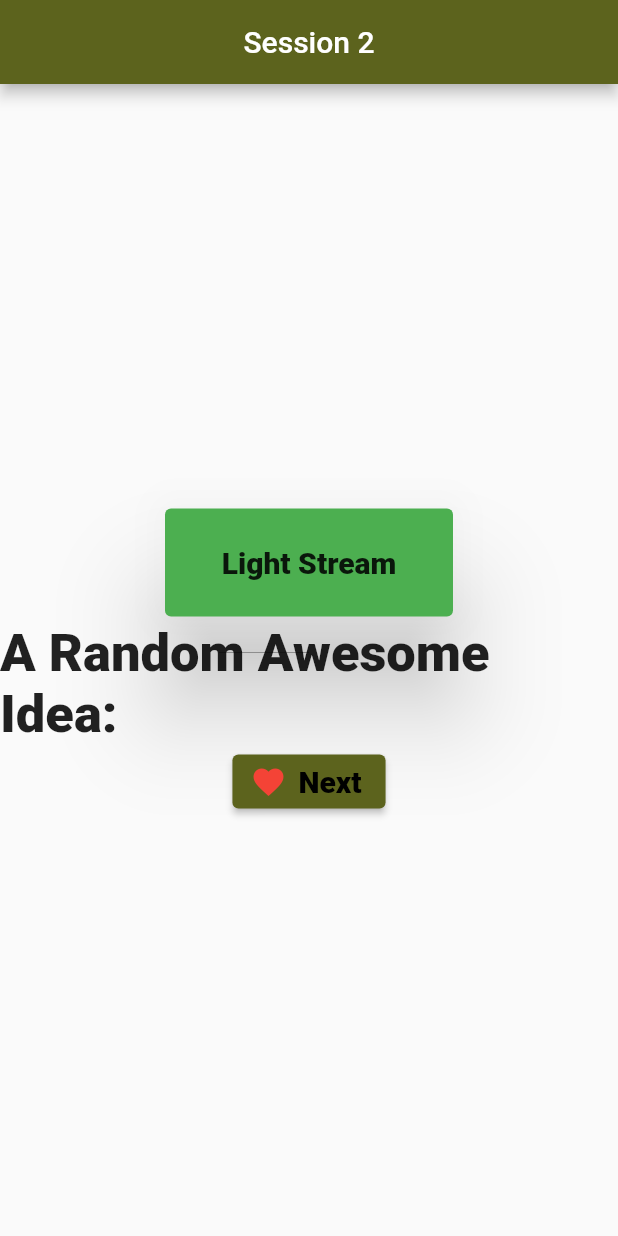
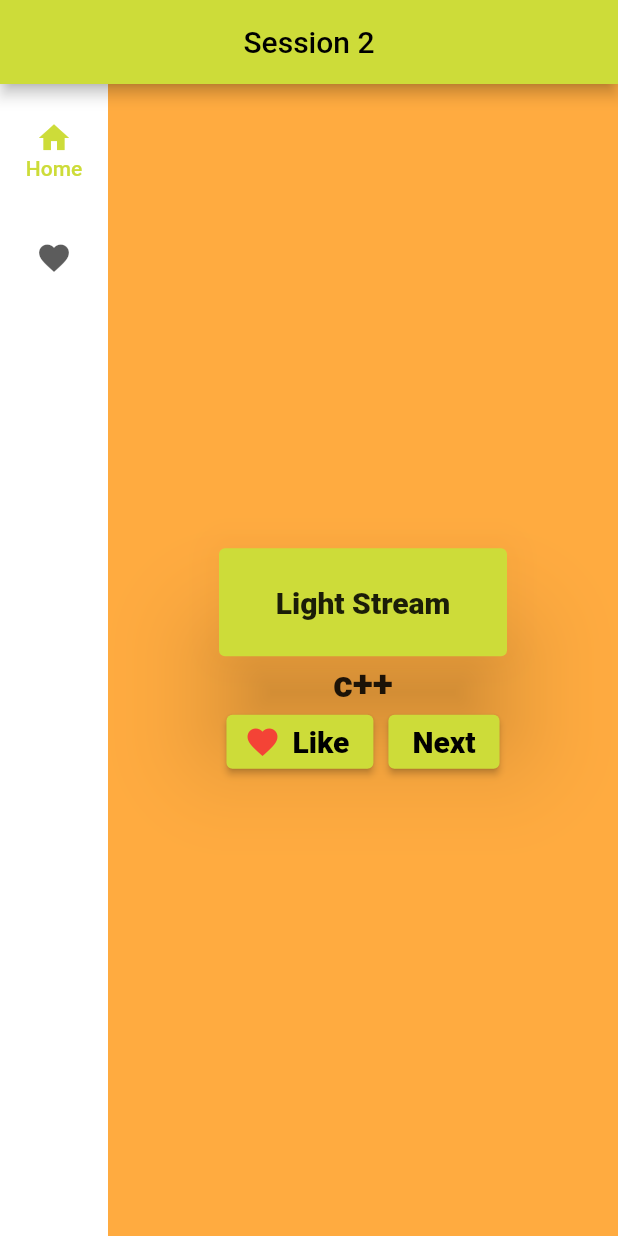
Before and after one commit to ParthZignuts/session_1, a Flutter app: the screen it shows after launch, on a phone screen of 412 x 824 dp. Run offline on Flutter 3.47's test engine with Material 2 defaults, Android fonts, the phone set to English and light mode, and no system bars.

Commit message:
Adding Some Features NavigationRail and Maping the List element which is Favorite

```diff
--- a/lib/screens/session_2.dart
+++ b/lib/screens/session_2.dart
@@ -1,6 +1,5 @@
 import 'package:flutter/material.dart';
-import 'package:like_button/like_button.dart';
-import 'package:session_1/main.dart';
+import 'dart:collection';
 
 class Session2 extends StatefulWidget {
   @override
@@ -9,49 +8,51 @@ class Session2 extends StatefulWidget {
 
 class _Session2State extends State<Session2> {
   bool likeState = false;
+  var selectedIndex = 0;
+  var names = ['Java', 'Flutter', 'Dart', 'c', 'react', 'js', 'node'];
+  var favoriteItems = [];
+
+  String txtNames = 'c++';
+  int counter = 0;
 
   @override
   Widget build(BuildContext context) {
-    return MaterialApp(
-      theme: ThemeData(
-        // primarySwatch: Colors.lime,
-        colorScheme: ColorScheme.fromSeed(seedColor: Colors.lime),
-      ),
-
-      debugShowCheckedModeBanner: false,
-      // This line is used for desable the debug banner
-      title: "Session 2",
-      home: Scaffold(
-        appBar: AppBar(
-          centerTitle: true,
-          title: Text("Session 2"),
-        ),
-        body: Center(
+    //List Containing Widgets To show on Cliking of Navigation Rail
+    List<Widget> likePage = [
+      //This is for Home Page
+      Container(
+        alignment: Alignment.center,
+        color: Colors.orangeAccent,
         child: Column(
           mainAxisAlignment: MainAxisAlignment.center,
           children: [
             Container(
               decoration: BoxDecoration(
-                    borderRadius: BorderRadius.all(Radius.circular(20))),
+                borderRadius: BorderRadius.all(Radius.circular(20)),
+              ),
               height: 80,
               width: 200,
               child: Card(
                 child: Center(
                   child: Text(
                     "Light Stream",
-                      style:
-                          TextStyle(fontSize: 20, fontWeight: FontWeight.w900),
+                    style: TextStyle(fontSize: 20, fontWeight: FontWeight.w900),
                   ),
                 ),
-                  color: Colors.green,
+                color: Colors.lime,
                 shadowColor: Colors.black,
                 elevation: 30,
               ),
             ),
-              Text(
-                "A Random Awesome Idea:",
-                style: TextStyle(fontWeight: FontWeight.w900, fontSize: 35),
+            Flexible(
+              child: Text(
+                txtNames,
+                style: TextStyle(fontWeight: FontWeight.w900, fontSize: 25),
               ),
+            ),
+            Row(
+              mainAxisAlignment: MainAxisAlignment.center,
+              children: [
                 ElevatedButton.icon(
                   icon: Icon(
                     Icons.favorite,
@@ -60,10 +61,33 @@ class _Session2State extends State<Session2> {
                   onPressed: () => {
                     setState(() {
                       likeState = !likeState;
+                      favoriteItems.add(txtNames);
                     }),
                     print("Button Pressed"),
                   },
                   label: Text(
+                    "Like",
+                    style: TextStyle(
+                        fontWeight: FontWeight.w900,
+                        fontSize: 20,
+                        color: Colors.black),
+                  ),
+                ),
+                SizedBox(
+                  width: 10,
+                ),
+                ElevatedButton(
+                  onPressed: () => {
+                    setState(() {
+                      if (counter <= names.length) {
+                        txtNames = names[counter];
+                      }
+                      counter++;
+                      print(txtNames);
+                      print(names);
+                    }),
+                  },
+                  child: Text(
                     "Next",
                     style: TextStyle(
                         fontWeight: FontWeight.w900,
@@ -73,6 +97,74 @@ class _Session2State extends State<Session2> {
                 ),
               ],
             ),
+          ],
+        ),
+      ),
+
+
+
+      //this is for Liked Page
+      Container(
+        alignment: Alignment.center,
+        decoration: BoxDecoration(color: Colors.orangeAccent),
+        child: favoriteItems.isEmpty
+            ? Center(
+                child: Text("No Any Favorite Item Yet"),
+              )
+            : ListView.builder(
+                scrollDirection: Axis.horizontal,
+                itemCount: 1,
+                itemBuilder: (BuildContext context, int index) {
+                  return Container(
+                    child: Text(
+                      favoriteItems.toString(),
+                    ),
+                  );
+                }),
+
+      ),
+    ];
+
+
+
+
+    return MaterialApp(
+      // This line is used for desable the debug banner
+      debugShowCheckedModeBanner: false,
+      theme: ThemeData(
+        primarySwatch: Colors.lime,
+      ),
+      title: "Session 2",
+      home: Scaffold(
+        appBar: AppBar(
+          centerTitle: true,
+          title: Text("Session 2"),
+        ),
+        body: Row(
+          children: [
+            NavigationRail(
+              labelType: NavigationRailLabelType.selected,
+              destinations: [
+                NavigationRailDestination(
+                  icon: Icon(Icons.home),
+                  label: Text("Home"),
+                ),
+                NavigationRailDestination(
+                  icon: Icon(Icons.favorite),
+                  label: Text("Favorite"),
+                ),
+              ],
+              selectedIndex: selectedIndex,
+              onDestinationSelected: (index) {
+                setState(() {
+                  selectedIndex = index;
+                });
+              },
+            ),
+            Expanded(
+              child: likePage[selectedIndex],
+            ),
+          ],
         ),
       ),
     );
```
Lines whose indentation alone changed are shown as unchanged.
